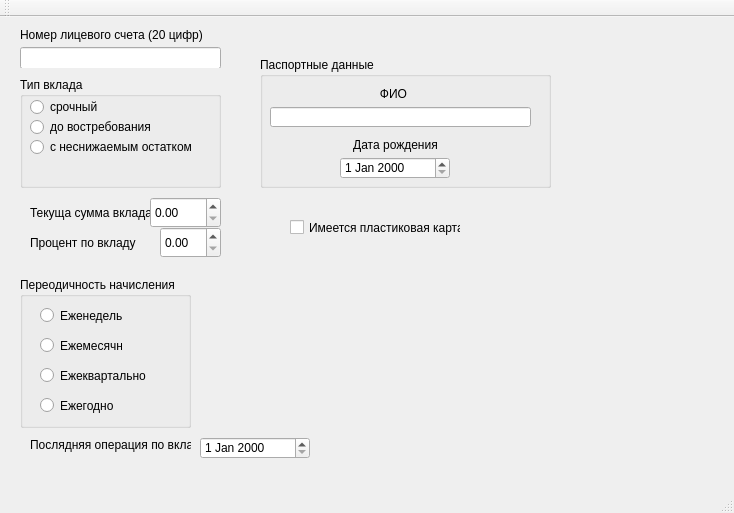
MrFireDeN/Bank-Depositors, file mainwindow.ui: the form before one commit.
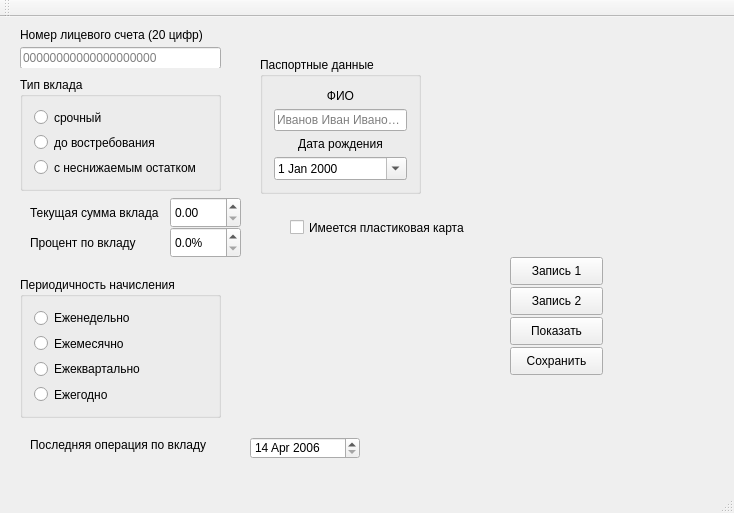
The form after the commit.

The edit to the form file:
```diff
--- a/mainwindow.ui
+++ b/mainwindow.ui
@@ -20,93 +20,51 @@
       <x>20</x>
       <y>60</y>
       <width>201</width>
-      <height>111</height>
+      <height>114</height>
      </rect>
     </property>
     <property name="title">
      <string>Тип вклада</string>
     </property>
+    <layout class="QVBoxLayout" name="verticalLayout_2">
+     <item>
     <widget class="QRadioButton" name="termDeposit">
-     <property name="geometry">
-      <rect>
-       <x>10</x>
-       <y>20</y>
-       <width>95</width>
-       <height>20</height>
-      </rect>
-     </property>
      <property name="text">
       <string>срочный</string>
      </property>
     </widget>
+     </item>
+     <item>
     <widget class="QRadioButton" name="demandDeposit">
-     <property name="geometry">
-      <rect>
-       <x>10</x>
-       <y>40</y>
-       <width>141</width>
-       <height>20</height>
-      </rect>
-     </property>
      <property name="text">
       <string>до востребования</string>
      </property>
     </widget>
+     </item>
+     <item>
     <widget class="QRadioButton" name="irreducibleDeposit">
-     <property name="geometry">
-      <rect>
-       <x>10</x>
-       <y>60</y>
-       <width>181</width>
-       <height>20</height>
-      </rect>
-     </property>
      <property name="text">
       <string>с неснижаемым остатком</string>
      </property>
     </widget>
+     </item>
+    </layout>
    </widget>
    <widget class="QGroupBox" name="passportData">
     <property name="geometry">
      <rect>
       <x>260</x>
       <y>40</y>
-      <width>291</width>
-      <height>131</height>
+      <width>161</width>
+      <height>137</height>
      </rect>
     </property>
     <property name="title">
      <string>Паспортные данные</string>
     </property>
-    <widget class="QLineEdit" name="fullnameLine">
-     <property name="geometry">
-      <rect>
-       <x>10</x>
-       <y>50</y>
-       <width>261</width>
-       <height>20</height>
-      </rect>
-     </property>
-    </widget>
-    <widget class="QDateEdit" name="BirthdayDate">
-     <property name="geometry">
-      <rect>
-       <x>80</x>
-       <y>100</y>
-       <width>110</width>
-       <height>22</height>
-      </rect>
-     </property>
-    </widget>
+    <layout class="QVBoxLayout" name="verticalLayout_3">
+     <item>
     <widget class="QLabel" name="fullnameText">
-     <property name="geometry">
-      <rect>
-       <x>110</x>
-       <y>30</y>
-       <width>47</width>
-       <height>13</height>
-      </rect>
-     </property>
      <property name="text">
       <string>ФИО</string>
      </property>
@@ -114,15 +72,28 @@
       <set>Qt::AlignCenter</set>
      </property>
     </widget>
+     </item>
+     <item>
+      <widget class="QLineEdit" name="fullnameLine">
+       <property name="inputMask">
+        <string/>
+       </property>
+       <property name="maxLength">
+        <number>45</number>
+       </property>
+       <property name="frame">
+        <bool>true</bool>
+       </property>
+       <property name="echoMode">
+        <enum>QLineEdit::Normal</enum>
+       </property>
+       <property name="placeholderText">
+        <string>Иванов Иван Иванович</string>
+       </property>
+      </widget>
+     </item>
+     <item>
     <widget class="QLabel" name="BirthdayText">
-     <property name="geometry">
-      <rect>
-       <x>90</x>
-       <y>80</y>
-       <width>91</width>
-       <height>16</height>
-      </rect>
-     </property>
      <property name="text">
       <string>Дата рождения</string>
      </property>
@@ -130,78 +101,65 @@
       <set>Qt::AlignCenter</set>
      </property>
     </widget>
+     </item>
+     <item>
+      <widget class="QDateEdit" name="BirthdayDate">
+       <property name="calendarPopup">
+        <bool>true</bool>
+       </property>
+      </widget>
+     </item>
+    </layout>
    </widget>
    <widget class="QGroupBox" name="accrualFrequency">
     <property name="geometry">
      <rect>
       <x>20</x>
       <y>260</y>
-      <width>171</width>
-      <height>151</height>
+      <width>201</width>
+      <height>141</height>
      </rect>
     </property>
     <property name="title">
-     <string>Переодичность начисления</string>
+     <string>Периодичность начисления</string>
     </property>
+    <layout class="QVBoxLayout" name="verticalLayout">
+     <item>
     <widget class="QRadioButton" name="weekly">
-     <property name="geometry">
-      <rect>
-       <x>20</x>
-       <y>30</y>
-       <width>82</width>
-       <height>17</height>
-      </rect>
-     </property>
      <property name="text">
       <string>Еженедельно</string>
      </property>
     </widget>
+     </item>
+     <item>
     <widget class="QRadioButton" name="monthly">
-     <property name="geometry">
-      <rect>
-       <x>20</x>
-       <y>60</y>
-       <width>82</width>
-       <height>17</height>
-      </rect>
-     </property>
      <property name="text">
       <string>Ежемесячно</string>
      </property>
     </widget>
+     </item>
+     <item>
     <widget class="QRadioButton" name="quarterly">
-     <property name="geometry">
-      <rect>
-       <x>20</x>
-       <y>90</y>
-       <width>111</width>
-       <height>17</height>
-      </rect>
-     </property>
      <property name="text">
       <string>Ежеквартально</string>
      </property>
     </widget>
+     </item>
+     <item>
     <widget class="QRadioButton" name="annually">
-     <property name="geometry">
-      <rect>
-       <x>20</x>
-       <y>120</y>
-       <width>111</width>
-       <height>17</height>
-      </rect>
-     </property>
      <property name="text">
       <string>Ежегодно</string>
      </property>
     </widget>
+     </item>
+    </layout>
    </widget>
    <widget class="QWidget" name="depositAmount" native="true">
     <property name="geometry">
      <rect>
       <x>30</x>
       <y>180</y>
-      <width>191</width>
+      <width>211</width>
       <height>31</height>
      </rect>
     </property>
@@ -215,13 +173,13 @@
       </rect>
      </property>
      <property name="text">
-      <string>Текуща сумма вклада</string>
+      <string>Текущая сумма вклада</string>
      </property>
     </widget>
     <widget class="QDoubleSpinBox" name="depositAmountNumber">
      <property name="geometry">
       <rect>
-       <x>120</x>
+       <x>140</x>
        <y>0</y>
        <width>71</width>
        <height>31</height>
@@ -234,19 +192,28 @@
      <rect>
       <x>30</x>
       <y>210</y>
-      <width>191</width>
+      <width>211</width>
       <height>31</height>
      </rect>
     </property>
     <widget class="QDoubleSpinBox" name="depositInterestNumber">
      <property name="geometry">
       <rect>
-       <x>130</x>
+       <x>140</x>
        <y>0</y>
-       <width>61</width>
+       <width>71</width>
        <height>31</height>
       </rect>
      </property>
+     <property name="prefix">
+      <string/>
+     </property>
+     <property name="suffix">
+      <string>%</string>
+     </property>
+     <property name="decimals">
+      <number>1</number>
+     </property>
     </widget>
     <widget class="QLabel" name="depositInterestText">
      <property name="geometry">
@@ -271,27 +238,17 @@
       <height>21</height>
      </rect>
     </property>
-    <widget class="QDateEdit" name="lastDepositTransactionDate">
-     <property name="geometry">
-      <rect>
-       <x>170</x>
-       <y>0</y>
-       <width>110</width>
-       <height>22</height>
-      </rect>
-     </property>
-    </widget>
     <widget class="QLabel" name="lastDepositTransactionText">
      <property name="geometry">
       <rect>
        <x>0</x>
        <y>0</y>
-       <width>161</width>
+       <width>211</width>
        <height>16</height>
       </rect>
      </property>
      <property name="text">
-      <string>Послядняя операция по вкладу</string>
+      <string>Последняя операция по вкладу</string>
      </property>
     </widget>
    </widget>
@@ -300,7 +257,7 @@
      <rect>
       <x>290</x>
       <y>200</y>
-      <width>171</width>
+      <width>191</width>
       <height>21</height>
      </rect>
     </property>
@@ -339,8 +296,89 @@
        <height>22</height>
       </rect>
      </property>
+     <property name="inputMask">
+      <string>99999999999999999999</string>
+     </property>
+     <property name="text">
+      <string/>
+     </property>
+     <property name="maxLength">
+      <number>20</number>
+     </property>
+     <property name="placeholderText">
+      <string>00000000000000000000</string>
+     </property>
     </widget>
    </widget>
+   <widget class="QDateEdit" name="lastDepositTransactionDate">
+    <property name="geometry">
+     <rect>
+      <x>250</x>
+      <y>420</y>
+      <width>110</width>
+      <height>22</height>
+     </rect>
+    </property>
+    <property name="minimumDate">
+     <date>
+      <year>2006</year>
+      <month>4</month>
+      <day>14</day>
+     </date>
+    </property>
+   </widget>
+   <widget class="QPushButton" name="buttonRecord1">
+    <property name="geometry">
+     <rect>
+      <x>510</x>
+      <y>240</y>
+      <width>93</width>
+      <height>28</height>
+     </rect>
+    </property>
+    <property name="text">
+     <string>Запись 1</string>
+    </property>
+   </widget>
+   <widget class="QPushButton" name="buttonRecord2">
+    <property name="geometry">
+     <rect>
+      <x>510</x>
+      <y>270</y>
+      <width>93</width>
+      <height>28</height>
+     </rect>
+    </property>
+    <property name="text">
+     <string>Запись 2</string>
+    </property>
+   </widget>
+   <widget class="QPushButton" name="buttonRecordShow">
+    <property name="geometry">
+     <rect>
+      <x>510</x>
+      <y>300</y>
+      <width>93</width>
+      <height>28</height>
+     </rect>
+    </property>
+    <property name="text">
+     <string>Показать</string>
+    </property>
+   </widget>
+   <widget class="QPushButton" name="buttonRecordSave">
+    <property name="geometry">
+     <rect>
+      <x>510</x>
+      <y>330</y>
+      <width>93</width>
+      <height>28</height>
+     </rect>
+    </property>
+    <property name="text">
+     <string>Сохранить</string>
+    </property>
+   </widget>
   </widget>
   <widget class="QMenuBar" name="menuBar">
    <property name="geometry">
```
Left out of the diff: 2 changed lines with no effect on the pictures. Lines whose indentation alone changed are shown as unchanged.
